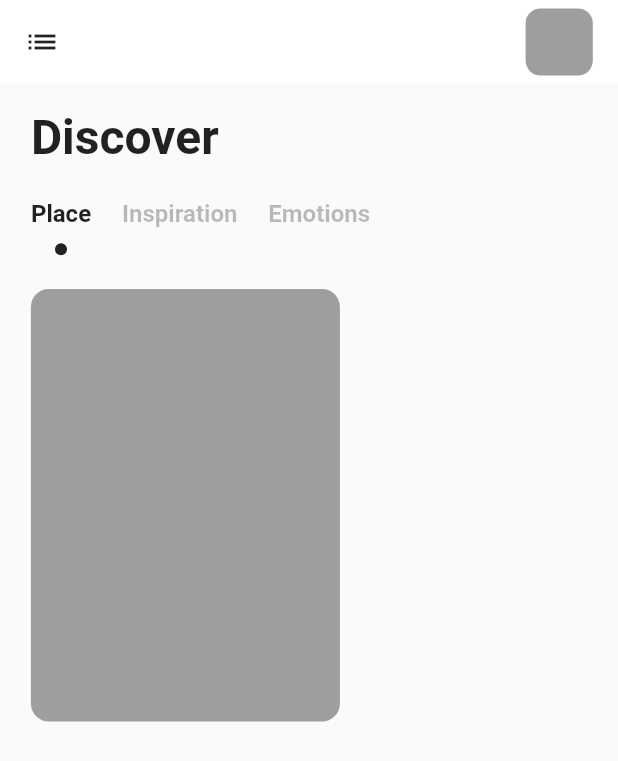
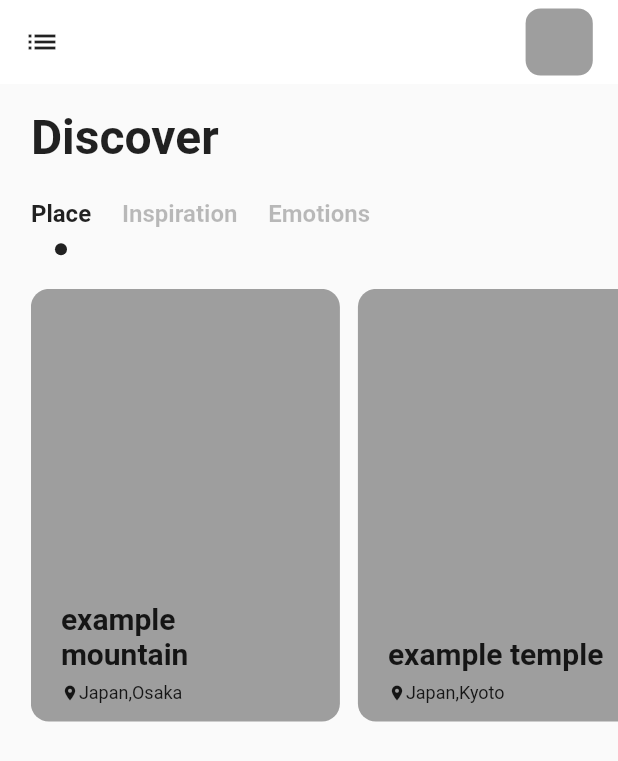
Before and after one commit to murakamiren/flutter_style, a Flutter app: the DiscoverView screen opened directly, on a phone screen of 412 x 824 dp. Shown: the top 761 px of the screen. Run offline on Flutter 3.47's test engine with Material 2 defaults, Android fonts, the phone set to English and light mode, and no system bars.

Commit message:
card list

```diff
--- a/lib/components/placeCard.dart
+++ b/lib/components/placeCard.dart
@@ -3,9 +3,17 @@ import 'package:flutter/src/foundation/key.dart';
 import 'package:flutter/src/widgets/framework.dart';
 
 class PlaceCard extends StatelessWidget {
-  const PlaceCard({Key? key, required this.screenSize}) : super(key: key);
+  const PlaceCard({
+    Key? key,
+    required this.screenSize,
+    required this.placeName,
+    required this.place,
+  }) : super(key: key);
 
   final Size screenSize;
+  final String placeName;
+  final String place;
+
   @override
   Widget build(BuildContext context) {
     return Container(
@@ -15,6 +23,39 @@ class PlaceCard extends StatelessWidget {
         borderRadius: BorderRadius.circular(12),
         color: Colors.grey,
       ),
+      child: Padding(
+        padding: const EdgeInsets.only(bottom: 12, left: 20, right: 20),
+        child: Column(
+          crossAxisAlignment: CrossAxisAlignment.start,
+          children: [
+            Spacer(),
+            Text(
+              placeName,
+              style: TextStyle(
+                fontWeight: FontWeight.bold,
+                fontSize: 20,
+              ),
+            ),
+            SizedBox(
+              height: 8,
+            ),
+            Row(
+              mainAxisAlignment: MainAxisAlignment.start,
+              crossAxisAlignment: CrossAxisAlignment.center,
+              children: [
+                Icon(
+                  Icons.place,
+                  size: 12,
+                ),
+                Text(
+                  place,
+                  style: TextStyle(fontSize: 12),
+                ),
+              ],
+            ),
+          ],
+        ),
+      ),
     );
   }
 }
--- /dev/null
+++ b/lib/constants/placeData.dart
@@ -0,0 +1,15 @@
+class Place {
+  final String placeName;
+  final String place;
+
+  Place({
+    required this.placeName,
+    required this.place,
+  });
+}
+
+final List<Place> placeData = [
+  Place(placeName: "example mountain", place: "Japan,Osaka"),
+  Place(placeName: "example temple", place: "Japan,Kyoto"),
+  Place(placeName: "example shop", place: "US,Florida"),
+];
--- a/lib/views/discover.dart
+++ b/lib/views/discover.dart
@@ -4,6 +4,7 @@ import 'package:flutter/src/widgets/framework.dart';
 import 'package:flutter_style/components/navText.dart';
 import 'package:flutter_style/components/placeCard.dart';
 import 'package:flutter_style/components/userBox.dart';
+import 'package:flutter_style/constants/placeData.dart';
 
 class DiscoverView extends StatelessWidget {
   const DiscoverView({Key? key}) : super(key: key);
@@ -69,17 +70,28 @@ class DiscoverView extends StatelessWidget {
             ),
           ),
           Container(
-              margin: EdgeInsets.only(
-                top: appBarHeight * 0.4,
-                left: _screenSize.width * 0.05,
+            margin: EdgeInsets.only(
+              top: appBarHeight * 0.4,
+              left: _screenSize.width * 0.05,
+            ),
+            child: SizedBox(
+              height: _screenSize.width * 0.7,
+              child: ListView.separated(
+                scrollDirection: Axis.horizontal,
+                separatorBuilder: (context, index) => SizedBox(
+                  width: 12,
+                ),
+                itemCount: placeData.length,
+                itemBuilder: (context, index) {
+                  return PlaceCard(
+                    screenSize: _screenSize,
+                    placeName: placeData[index].placeName,
+                    place: placeData[index].place,
+                  );
+                },
               ),
-              child: Row(
-                children: [
-                  PlaceCard(
-                    screenSize: _screenSize,
-                  ),
-                ],
-              ))
+            ),
+          ),
         ],
       ),
     );
```
